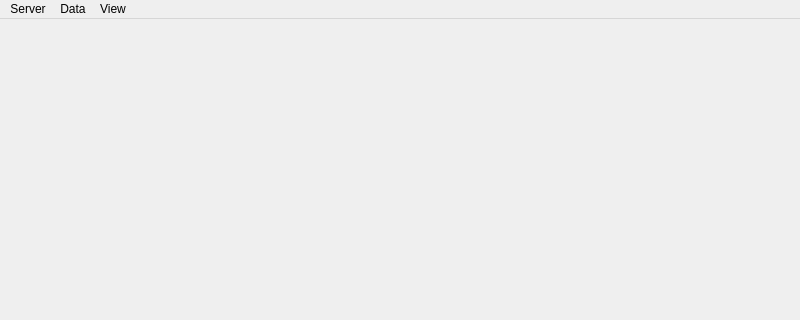
This is mainwindow.ui in Kuszki/MultimapAWZ as Qt 5 draws it before an edit; both pictures show x 0 to 800 and y 0 to 320 of the 800 by 600 pixel window. The edited form follows.
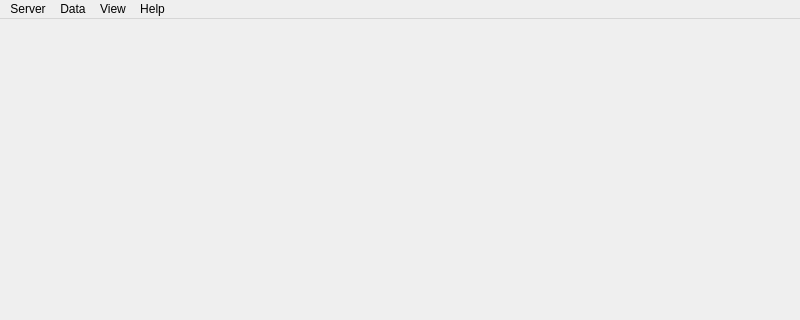
This is the edited form. Icons and pictures are not drawn.

```diff
--- a/mainwindow.ui
+++ b/mainwindow.ui
@@ -62,9 +62,16 @@
     </property>
     <addaction name="actionSettings"/>
    </widget>
+   <widget class="QMenu" name="menuHelp">
+    <property name="title">
+     <string>Help</string>
+    </property>
+    <addaction name="actionManual"/>
+   </widget>
    <addaction name="menuServer"/>
    <addaction name="menuData"/>
    <addaction name="menuView"/>
+   <addaction name="menuHelp"/>
   </widget>
   <action name="actionConnect">
    <property name="icon">
```
Left out of the diff: 11 changed lines with no effect on the pictures.
